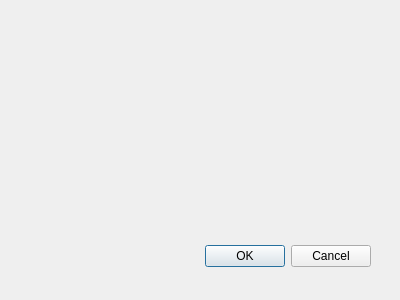
First picture: the form in fenetre/formModifierAttribut.ui, repository helarion/Application-JDR, before the edit.
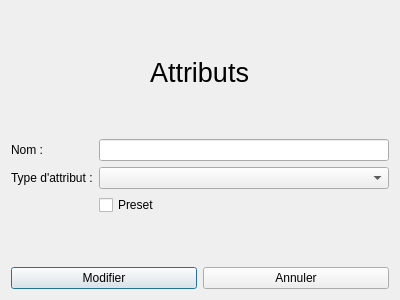
Second picture: the form after the edit.

Patch:
```diff
--- a/fenetre/formModifierAttribut.ui
+++ b/fenetre/formModifierAttribut.ui
@@ -15,22 +15,72 @@
   <property name="windowTitle">
    <string>Dialog</string>
   </property>
-  <widget class="QDialogButtonBox" name="buttonBox">
-   <property name="geometry">
-    <rect>
-     <x>30</x>
-     <y>240</y>
-     <width>341</width>
-     <height>32</height>
-    </rect>
-   </property>
-   <property name="orientation">
-    <enum>Qt::Horizontal</enum>
-   </property>
-   <property name="standardButtons">
-    <set>QDialogButtonBox::Cancel|QDialogButtonBox::Ok</set>
-   </property>
-  </widget>
+  <layout class="QVBoxLayout" name="verticalLayout">
+   <item alignment="Qt::AlignHCenter">
+    <widget class="QLabel" name="label_3">
+     <property name="font">
+      <font>
+       <pointsize>20</pointsize>
+      </font>
+     </property>
+     <property name="text">
+      <string>Attributs</string>
+     </property>
+    </widget>
+   </item>
+   <item>
+    <layout class="QFormLayout" name="formLayout">
+     <item row="0" column="0">
+      <widget class="QLabel" name="label">
+       <property name="text">
+        <string>Nom :</string>
+       </property>
+      </widget>
+     </item>
+     <item row="0" column="1">
+      <widget class="QLineEdit" name="Nom"/>
+     </item>
+     <item row="1" column="1">
+      <widget class="QComboBox" name="typeAttributCombo"/>
+     </item>
+     <item row="1" column="0">
+      <widget class="QLabel" name="label_2">
+       <property name="text">
+        <string>Type d'attribut :</string>
+       </property>
+      </widget>
+     </item>
+     <item row="2" column="1">
+      <widget class="QCheckBox" name="presetCheck">
+       <property name="text">
+        <string>Preset</string>
+       </property>
+      </widget>
+     </item>
+    </layout>
+   </item>
+   <item>
+    <layout class="QHBoxLayout" name="horizontalLayout">
+     <property name="bottomMargin">
+      <number>0</number>
+     </property>
+     <item>
+      <widget class="QPushButton" name="creerAttributButton">
+       <property name="text">
+        <string>Modifier</string>
+       </property>
+      </widget>
+     </item>
+     <item>
+      <widget class="QPushButton" name="retourButton">
+       <property name="text">
+        <string>Annuler</string>
+       </property>
+      </widget>
+     </item>
+    </layout>
+   </item>
+  </layout>
  </widget>
  <pixmapfunction/>
  <resources/>
```
Left out of the diff: 35 changed lines with no effect on the pictures.
